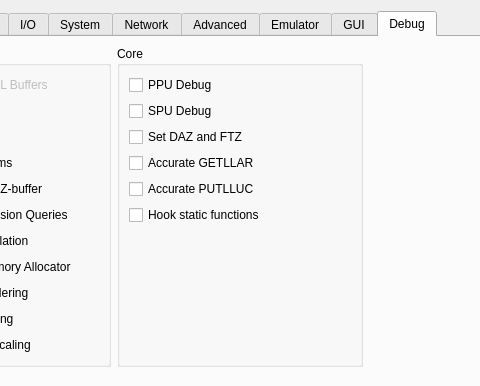
This is rpcs3/rpcs3qt/settings_dialog.ui in RPCS3/rpcs3 as Qt 5 draws it before an edit; both pictures show x 158 to 638 and y 0 to 386 of the 796 by 677 pixel window. The edited form follows.
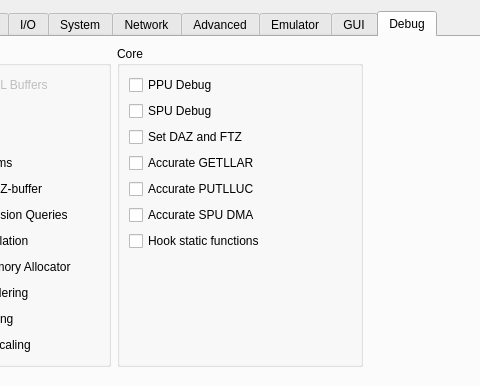
This is the edited form. The open tabs and pages were chosen to show the change. Icons and pictures are not drawn.

Commit message: SPU: Implement Accurate DMA

```diff
--- a/rpcs3/rpcs3qt/settings_dialog.ui
+++ b/rpcs3/rpcs3qt/settings_dialog.ui
@@ -3417,6 +3417,13 @@
               </property>
              </widget>
             </item>
+            <item>
+             <widget class="QCheckBox" name="accurateSpuDMA">
+              <property name="text">
+               <string>Accurate SPU DMA</string>
+              </property>
+             </widget>
+            </item>
             <item>
              <widget class="QCheckBox" name="hookStFunc">
               <property name="text">
```
The commit also changes 11 other files.
